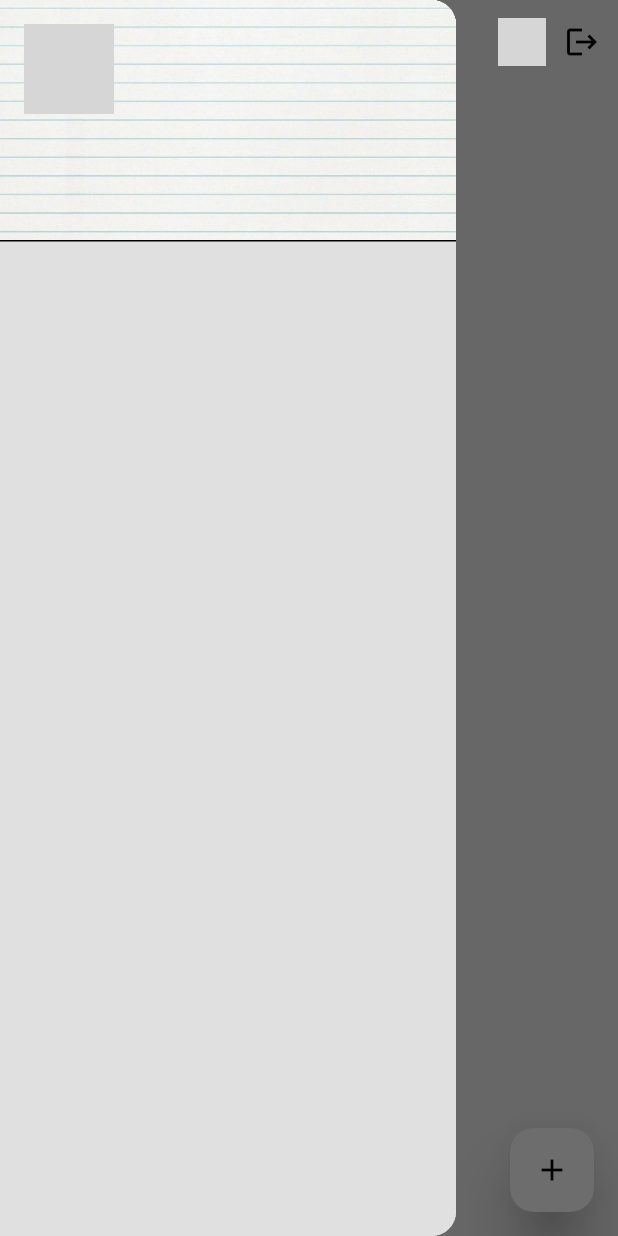
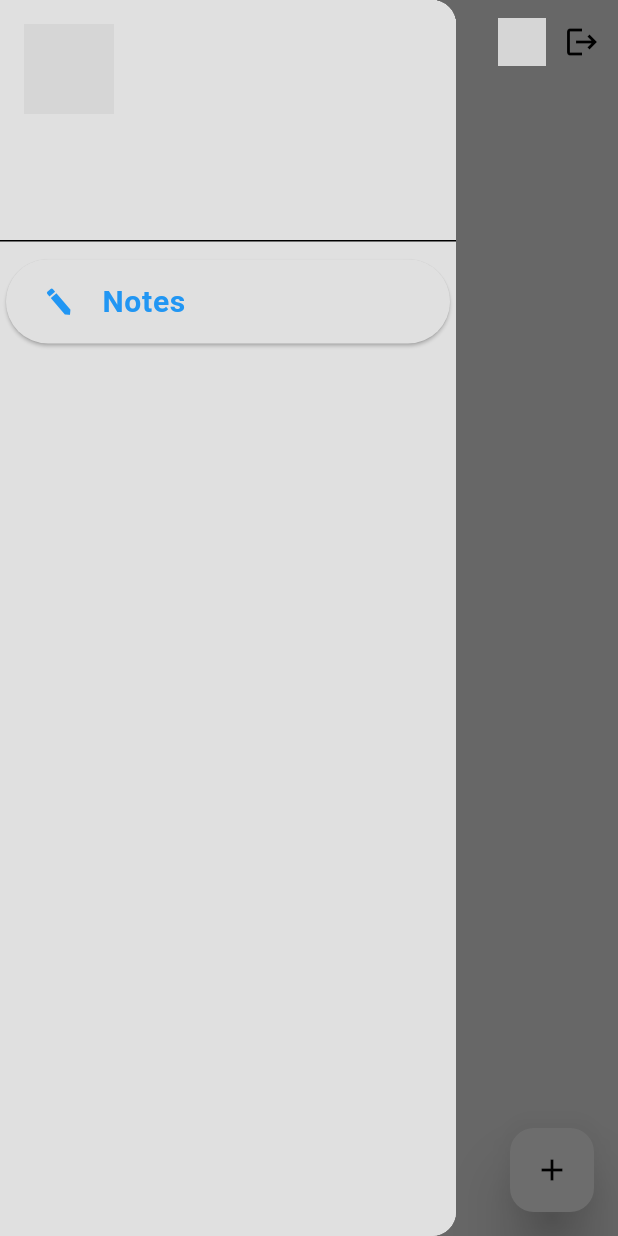
Before and after one commit to kamesh7773/note_application, a Flutter app: the HomePage screen opened by its route, with the side drawer open, on a phone screen of 412 x 824 dp. Run offline on Flutter 3.47's test engine with Material 3 defaults, Android fonts, the phone set to English and light mode, and no system bars; our stand-ins replace cloud_firestore, connectivity_plus, firebase_auth, firebase_core, google_sign_in, loading_animation_widget and 3 more; missing offline and left inert: color_log, colored_print, email_otp_auth, flutter_facebook_auth; accounts and stored records are empty; network calls fail; grey boxes are pictures that could not be loaded.

Commit message:
COMMIT FROM OFFICE

```diff
--- a/lib/pages/drawer pages/drawer.dart
+++ b/lib/pages/drawer pages/drawer.dart
@@ -1,3 +1,6 @@
+import 'dart:ui';
+
+import 'package:colored_print/colored_print.dart';
 import 'package:flutter/material.dart';
 import 'package:shared_preferences/shared_preferences.dart';
 
@@ -31,6 +34,8 @@ class _DrawerWidgetState extends State<DrawerWidget> {
         future: getUserData(),
         builder: (context, snapshot) {
           return ListView(
+            //! Drawer Header
+            padding: EdgeInsets.zero,
             children: [
               UserAccountsDrawerHeader(
                 accountName: Text(
@@ -46,13 +51,53 @@ class _DrawerWidgetState extends State<DrawerWidget> {
                 ),
                 decoration: BoxDecoration(
                   color: Colors.grey.shade300,
-                  image: const DecorationImage(
-                    fit: BoxFit.fitWidth,
-                    image: AssetImage("assets/images/Note_background.jpg"),
-                  ),
                 ),
                 currentAccountPictureSize: const Size.fromRadius(30),
-              )
+              ),
+              //! Drawer Menu Item List
+              SizedBox(
+                height: MediaQuery.sizeOf(context).height * 0.8,
+                child: ListView(
+                  //? Used to remove Unwanted Padding from TOP
+                  padding: EdgeInsets.zero,
+                  children: [
+                    Card(
+                      shape: RoundedRectangleBorder(
+                        borderRadius: BorderRadius.circular(30),
+                      ),
+                      child: BackdropFilter(
+                        filter: ImageFilter.blur(sigmaX: -15, sigmaY: -15),
+                        child: GestureDetector(
+                          onTap: () {},
+                          child: Padding(
+                            padding: const EdgeInsets.symmetric(horizontal: 8),
+                            child: ListTile(
+                              selected: true,
+                              selectedColor: Colors.blue,
+                              hoverColor: Colors.amber,
+                              shape: RoundedRectangleBorder(
+                                borderRadius: BorderRadius.circular(30),
+                              ),
+                              leading: Transform.rotate(
+                                angle: -372.2,
+                                child: const Icon(
+                                  Icons.edit,
+                                  size: 22,
+                                ),
+                              ),
+                              title: const Text(
+                                "Notes",
+                                style: TextStyle(
+                                    fontSize: 20, fontWeight: FontWeight.bold),
+                              ),
+                            ),
+                          ),
+                        ),
+                      ),
+                    ),
+                  ],
+                ),
+              ),
             ],
           );
         },
@@ -60,3 +105,28 @@ class _DrawerWidgetState extends State<DrawerWidget> {
     );
   }
 }
+
+/*
+
+ListTile(
+                              selected: true,
+                              selectedColor: Colors.blue,
+                              hoverColor: Colors.amber,
+                              shape: RoundedRectangleBorder(
+                                borderRadius: BorderRadius.circular(30),
+                              ),
+                              leading: Transform.rotate(
+                                angle: -372.2,
+                                child: const Icon(
+                                  Icons.edit,
+                                  size: 22,
+                                ),
+                              ),
+                              title: const Text(
+                                "Notes",
+                                style: TextStyle(
+                                    fontSize: 20, fontWeight: FontWeight.bold),
+                              ),
+                            ),
+
+                             */
--- a/pubspec.yaml
+++ b/pubspec.yaml
@@ -48,6 +48,7 @@ dependencies:
   shared_preferences: ^2.2.3
   pinput: ^5.0.0
   email_otp_auth: ^0.0.6
+  colored_print: ^1.0.0
 
 
 
```
Also changed, not shown: pubspec.lock.
